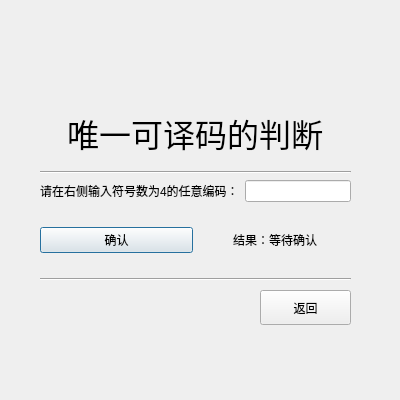
februarysea/Information-theory-Coding, file page1_2.ui: the form before one commit.
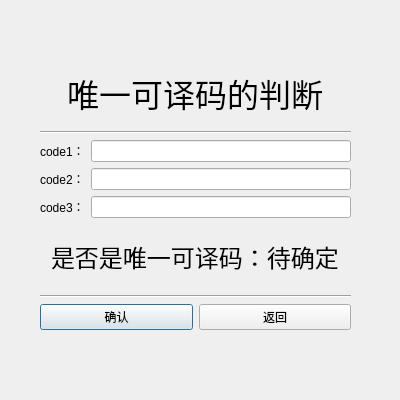
The form after the commit.

Commit message: coding coding

```diff
--- a/page1_2.ui
+++ b/page1_2.ui
@@ -17,9 +17,9 @@
    <property name="geometry">
     <rect>
      <x>40</x>
-     <y>100</y>
+     <y>60</y>
      <width>311</width>
-     <height>181</height>
+     <height>270</height>
     </rect>
    </property>
    <layout class="QVBoxLayout" name="verticalLayout">
@@ -43,47 +43,56 @@
      </widget>
     </item>
     <item>
-     <layout class="QHBoxLayout" name="horizontalLayout">
-      <item>
+     <layout class="QGridLayout" name="gridLayout">
+      <item row="0" column="0" alignment="Qt::AlignRight">
        <widget class="QLabel" name="label">
         <property name="text">
-         <string>&lt;html&gt;&lt;head/&gt;&lt;body&gt;&lt;p&gt;请在右侧输入符号数为4的任意编码：&lt;/p&gt;&lt;/body&gt;&lt;/html&gt;</string>
+         <string>code1：</string>
         </property>
        </widget>
       </item>
-      <item alignment="Qt::AlignLeft">
+      <item row="0" column="1">
        <widget class="QLineEdit" name="lineEdit">
         <property name="text">
          <string/>
         </property>
        </widget>
       </item>
-     </layout>
-    </item>
-    <item>
-     <layout class="QHBoxLayout" name="horizontalLayout_4">
-      <item>
-       <widget class="QPushButton" name="pushButton">
-        <property name="enabled">
-         <bool>true</bool>
-        </property>
+      <item row="2" column="1">
+       <widget class="QLineEdit" name="lineEdit_3"/>
+      </item>
+      <item row="1" column="1">
+       <widget class="QLineEdit" name="lineEdit_2"/>
+      </item>
+      <item row="1" column="0" alignment="Qt::AlignRight">
+       <widget class="QLabel" name="label_4">
         <property name="text">
-         <string>确认</string>
-        </property>
-        <property name="checkable">
-         <bool>false</bool>
+         <string>code2：</string>
         </property>
        </widget>
       </item>
-      <item alignment="Qt::AlignHCenter">
+      <item row="2" column="0" alignment="Qt::AlignRight">
        <widget class="QLabel" name="label_3">
         <property name="text">
-         <string>结果：等待确认</string>
+         <string>code3：</string>
         </property>
        </widget>
       </item>
      </layout>
     </item>
+    <item alignment="Qt::AlignHCenter">
+     <widget class="QLabel" name="label_5">
+      <property name="font">
+       <font>
+        <family>PingFang SC</family>
+        <pointsize>18</pointsize>
+       </font>
+      </property>
+      <property name="text">
+       <string>是否是唯一可译码：待确定</string>
+      </property>
+     </widget>
+    </item>
     <item>
      <widget class="Line" name="line_2">
       <property name="orientation">
@@ -91,24 +100,26 @@
       </property>
      </widget>
     </item>
+    <item>
+     <layout class="QHBoxLayout" name="horizontalLayout">
+      <item>
+       <widget class="QPushButton" name="pushButton">
+        <property name="text">
+         <string>确认</string>
+        </property>
+       </widget>
+      </item>
+      <item>
+       <widget class="QPushButton" name="pushButton_2">
+        <property name="text">
+         <string>返回</string>
+        </property>
+       </widget>
+      </item>
+     </layout>
+    </item>
    </layout>
   </widget>
-  <widget class="QPushButton" name="pushButton_2">
-   <property name="geometry">
-    <rect>
-     <x>260</x>
-     <y>290</y>
-     <width>91</width>
-     <height>35</height>
-    </rect>
-   </property>
-   <property name="text">
-    <string>返回</string>
-   </property>
-   <property name="checkable">
-    <bool>false</bool>
-   </property>
-  </widget>
  </widget>
  <tabstops>
   <tabstop>lineEdit</tabstop>
```
Left out of the diff: 5 changed lines with no effect on the pictures. The commit also changes 2 other files.
